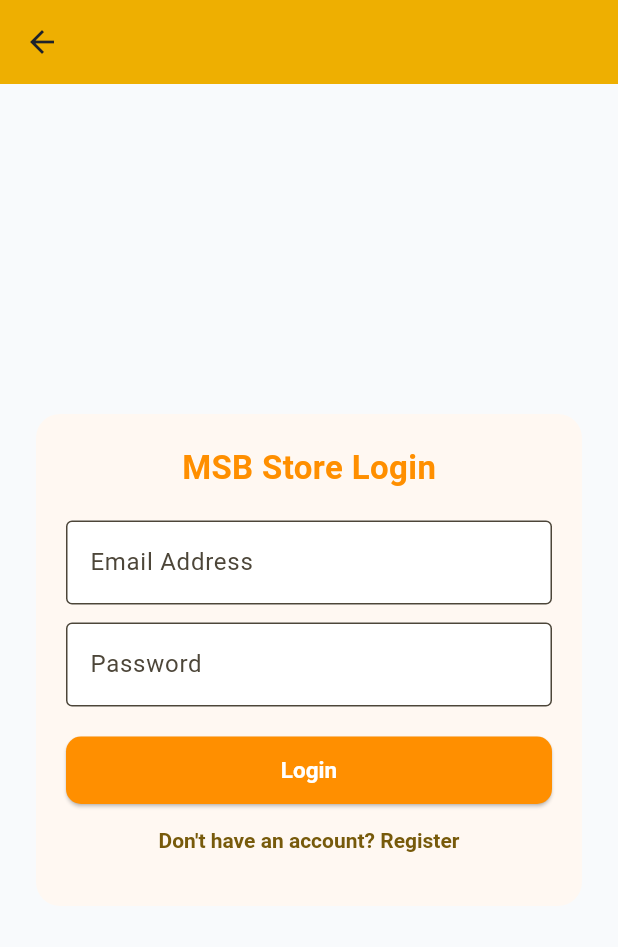
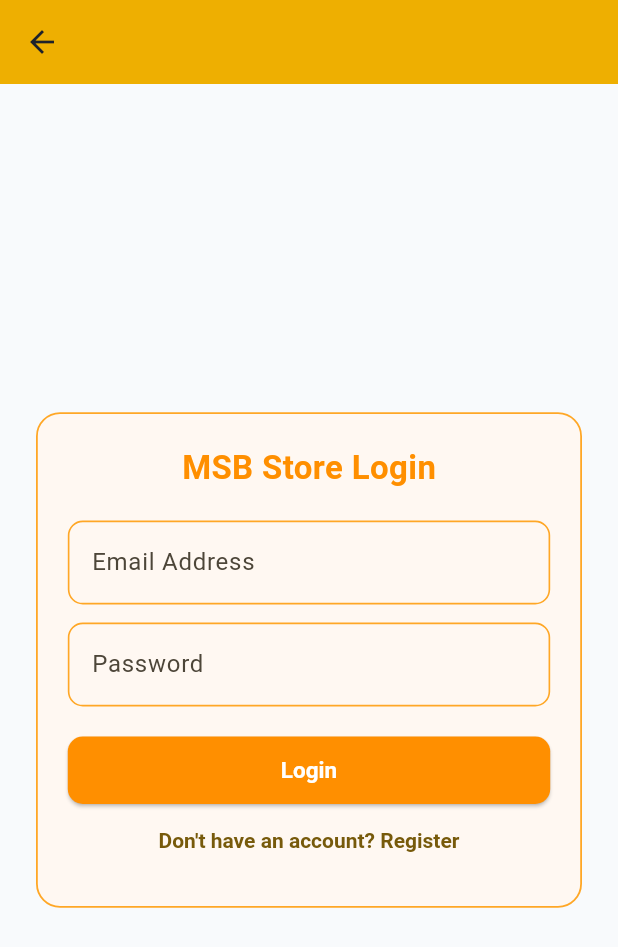
Before and after one commit to MANOX2004/MSB-Store, a Flutter app: the LoginScreen screen opened directly, on a phone screen of 412 x 824 dp. Shown: the top 947 px of the screen. Run offline on Flutter 3.47's test engine with Material 3 defaults, Android fonts, the phone set to English and light mode, and no system bars; our stand-ins replace cloud_firestore, firebase_auth, firebase_core, image_picker, lottie; accounts and stored records are empty.

Commit message:
fix login register border

```diff
--- a/lib/screens/login_screen.dart
+++ b/lib/screens/login_screen.dart
@@ -84,6 +84,33 @@ class _LoginScreenState extends State<LoginScreen> {
   @override
   Widget build(BuildContext context) {
     final colorScheme = Theme.of(context).colorScheme;
+    final isDarkMode = Theme.of(context).brightness == Brightness.dark;
+    final sectionColor = isDarkMode
+        ? const Color(0xFF111827)
+        : colorScheme.surface;
+    final fieldColor = isDarkMode
+        ? const Color(0xFF1F2937)
+        : colorScheme.surface;
+    final outlineColor = isDarkMode
+        ? Colors.orange.shade300
+        : Colors.orange.shade400;
+
+    InputDecoration fieldDecoration(String label) {
+      return InputDecoration(
+        labelText: label,
+        filled: true,
+        fillColor: fieldColor,
+        labelStyle: TextStyle(color: colorScheme.onSurfaceVariant),
+        enabledBorder: OutlineInputBorder(
+          borderRadius: BorderRadius.circular(10),
+          borderSide: BorderSide(color: outlineColor, width: 1.1),
+        ),
+        focusedBorder: OutlineInputBorder(
+          borderRadius: BorderRadius.circular(10),
+          borderSide: BorderSide(color: Colors.orange.shade600, width: 2),
+        ),
+      );
+    }
 
     return Scaffold(
       appBar: AppBar(),
@@ -93,8 +120,9 @@ class _LoginScreenState extends State<LoginScreen> {
           child: Container(
             padding: EdgeInsets.all(20),
             decoration: BoxDecoration(
-              color: colorScheme.surface,
+              color: sectionColor,
               borderRadius: BorderRadius.circular(16),
+              border: Border.all(color: outlineColor, width: 1.2),
             ),
             child: Column(
               mainAxisSize: MainAxisSize.min,
@@ -111,28 +139,19 @@ class _LoginScreenState extends State<LoginScreen> {
                 if (!isLogin) ...[
                   TextField(
                     controller: nameController,
-                    decoration: InputDecoration(
-                      labelText: 'Full Name',
-                      border: OutlineInputBorder(),
-                    ),
+                    decoration: fieldDecoration('Full Name'),
                   ),
                   SizedBox(height: 12),
                 ],
                 TextField(
                   controller: emailController,
-                  decoration: InputDecoration(
-                    labelText: 'Email Address',
-                    border: OutlineInputBorder(),
-                  ),
+                  decoration: fieldDecoration('Email Address'),
                 ),
                 SizedBox(height: 12),
                 TextField(
                   controller: passwordController,
                   obscureText: true,
-                  decoration: InputDecoration(
-                    labelText: 'Password',
-                    border: OutlineInputBorder(),
-                  ),
+                  decoration: fieldDecoration('Password'),
                 ),
                 SizedBox(height: 20),
                 isLoading
```
